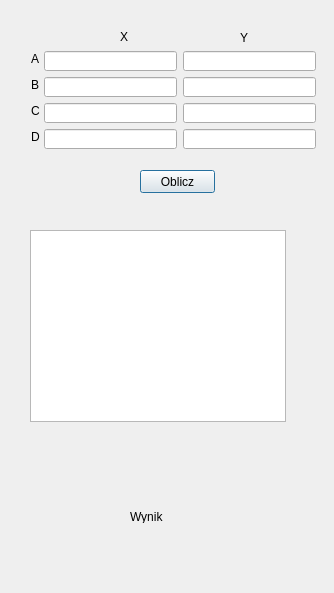
The window that Projekt1.ui (MaksGut/Projekt1_Maksymilian_Gut) describes before a commit, drawn with Qt 5.
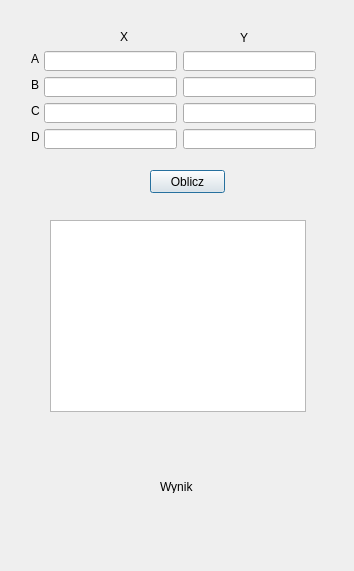
The same window after the commit.

```diff
--- a/Projekt1.ui
+++ b/Projekt1.ui
@@ -6,8 +6,8 @@
    <rect>
     <x>0</x>
     <y>0</y>
-    <width>334</width>
-    <height>593</height>
+    <width>354</width>
+    <height>571</height>
    </rect>
   </property>
   <property name="windowTitle">
@@ -174,7 +174,7 @@
   <widget class="QPushButton" name="pushButton">
    <property name="geometry">
     <rect>
-     <x>140</x>
+     <x>150</x>
      <y>170</y>
      <width>75</width>
      <height>23</height>
@@ -187,8 +187,8 @@
   <widget class="QLabel" name="labelWynik">
    <property name="geometry">
     <rect>
-     <x>130</x>
-     <y>510</y>
+     <x>160</x>
+     <y>480</y>
      <width>47</width>
      <height>13</height>
     </rect>
@@ -200,8 +200,8 @@
   <widget class="QGraphicsView" name="graphicsView">
    <property name="geometry">
     <rect>
-     <x>30</x>
-     <y>230</y>
+     <x>50</x>
+     <y>220</y>
      <width>256</width>
      <height>192</height>
     </rect>
```
Left out of the diff: 23 changed lines with no effect on the pictures.
